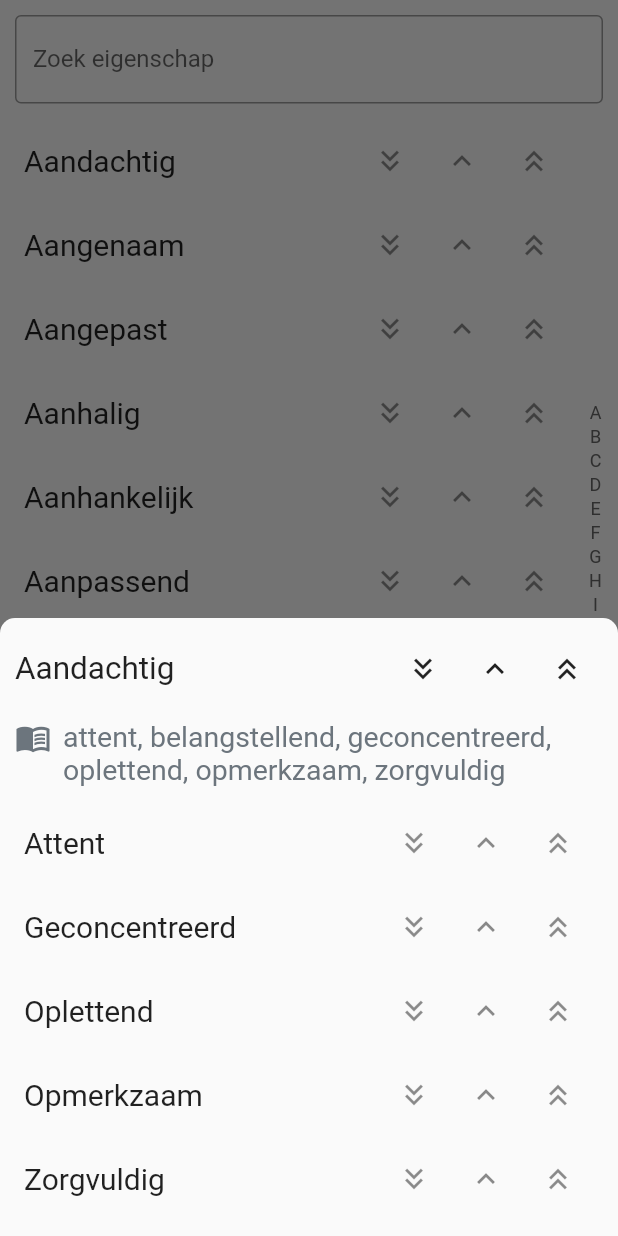
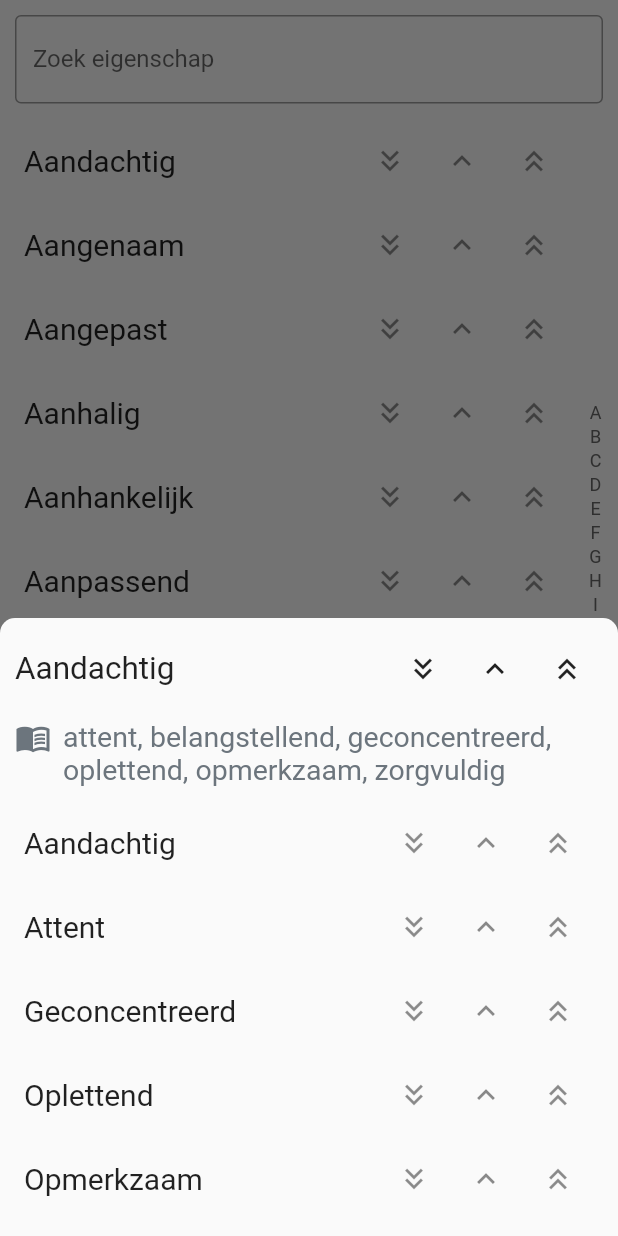
Before and after one commit to ScoutsGidsenVL/totem-app-2023, a Flutter app: the Eigenschappen screen opened directly, after a tap on "Aandachtig", on a phone screen of 412 x 824 dp. Run offline on Flutter 3.47's test engine with Material 2 defaults, Android fonts, the phone set to English and light mode, and no system bars; drawn by our look-alikes of azlistview; our stand-ins replace flutter_cache_manager, flutter_markdown, flutter_native_splash, shared_preferences; accounts and stored records are empty; network calls fail.

Commit message:
More tweaks to traits UX

```diff
--- a/lib/model/traits_filter.dart
+++ b/lib/model/traits_filter.dart
@@ -1,3 +1,4 @@
+import 'package:collection/collection.dart';
 import 'package:flutter/material.dart';
 import 'package:totemapp/model/profile_manager.dart';
 import 'package:totemapp/model/totem_data.dart';
@@ -76,7 +77,7 @@ class TraitsFilter extends ChangeNotifier {
               animal,
               traitsByState.entries
                   .map((e) => e.key.score * traits.intersection(e.value).length)
-                  .fold(0, (p, c) => p + c));
+                  .sum);
         })
         .where((e) => e.score > 0)
         .toList()
--- a/lib/widgets/animal_star_button.dart
+++ b/lib/widgets/animal_star_button.dart
@@ -1,6 +1,7 @@
 import 'package:flutter/material.dart';
 import 'package:provider/provider.dart';
 import 'package:totemapp/model/profile_manager.dart';
+import 'package:totemapp/model/traits_filter.dart';
 import 'package:totemapp/util.dart';
 import 'package:totemapp/widgets/profile_dialog.dart';
 
@@ -76,9 +77,13 @@ class AnimalStarButton extends StatelessWidget {
                               builder: (context) {
                                 return ProfileDialog(
                                     onSubmitted: (name, color) {
+                                  final profileTraits =
+                                      Map<String, TraitState>.from(
+                                          context.read<TraitsFilter>().traits);
                                   context.read<ProfileManager>().createProfile(
                                       name,
                                       animals: [animal],
+                                      traits: profileTraits,
                                       color: color);
                                   Navigator.pop(parentContext);
                                 });
--- a/lib/widgets/trait_card.dart
+++ b/lib/widgets/trait_card.dart
@@ -1,3 +1,4 @@
+import 'package:collection/collection.dart';
 import 'package:flutter/material.dart';
 import 'package:provider/provider.dart';
 import 'package:totemapp/model/dynamic_data.dart';
@@ -33,16 +34,21 @@ class TraitCard extends StatelessWidget {
                           Text(trait.name),
                           Expanded(child: Container()),
                           Row(mainAxisSize: MainAxisSize.min, children: [
-                            TraitStateButton(trait, TraitState.negative),
-                            TraitStateButton(trait, TraitState.related),
-                            TraitStateButton(trait, TraitState.positive),
+                            TraitStateButton(trait, TraitState.negative,
+                                cascade: true, force: true),
+                            TraitStateButton(trait, TraitState.related,
+                                cascade: true, force: true),
+                            TraitStateButton(trait, TraitState.positive,
+                                cascade: true, force: true),
                           ])
                         ],
                       )),
                   Padding(
                       padding: const EdgeInsets.all(10),
                       child: TraitsList(trait.synonyms, icon: Icons.menu_book)),
-                  ...trait.synonyms.expand((s) {
+                  ...[...trait.synonyms, trait.name]
+                      .sorted((a, b) => a.compareTo(b))
+                      .expand((s) {
                     final synonym = allTraits[s];
                     if (synonym == null) return [];
                     return [TraitEntry(trait: synonym, nested: true)];
--- a/lib/widgets/trait_entry.dart
+++ b/lib/widgets/trait_entry.dart
@@ -35,9 +35,9 @@ class TraitEntry extends StatelessWidget {
           nested ? null : const EdgeInsets.only(left: 16, right: 32),
       title: Text(trait.name, style: const TextStyle(fontSize: 20)),
       trailing: Row(mainAxisSize: MainAxisSize.min, children: [
-        TraitStateButton(trait, TraitState.negative),
-        TraitStateButton(trait, TraitState.related),
-        TraitStateButton(trait, TraitState.positive),
+        TraitStateButton(trait, TraitState.negative, cascade: !nested),
+        TraitStateButton(trait, TraitState.related, cascade: !nested),
+        TraitStateButton(trait, TraitState.positive, cascade: !nested),
       ]),
     );
   }
--- a/lib/widgets/trait_state_button.dart
+++ b/lib/widgets/trait_state_button.dart
@@ -1,31 +1,42 @@
 import 'package:flutter/material.dart';
 import 'package:provider/provider.dart';
+import 'package:totemapp/model/dynamic_data.dart';
 import 'package:totemapp/model/totem_data.dart';
 import 'package:totemapp/model/traits_filter.dart';
 
 class TraitStateButton extends StatelessWidget {
   final TraitData trait;
   final TraitState targetState;
+  final bool cascade;
+  final bool force;
 
-  const TraitStateButton(this.trait, this.targetState, {super.key});
+  const TraitStateButton(this.trait, this.targetState,
+      {super.key, this.cascade = false, this.force = false});
 
   @override
   Widget build(BuildContext context) {
+    final allTraits = context.watch<DynamicData>().traits ?? {};
     final filter = context.watch<TraitsFilter>();
     final currentState = filter.getState(trait.name);
-    final isSelected = targetState == currentState;
+    final active = targetState == currentState;
 
     return IconButton(
         onPressed: () {
           filter.updateTraits(Map.fromEntries([
-            MapEntry(trait.name, isSelected ? TraitState.neutral : targetState),
-            ...targetState == TraitState.positive
+            MapEntry(trait.name, active ? TraitState.neutral : targetState),
+            ...cascade && (targetState == TraitState.positive || force)
                 ? trait.synonyms.expand((s) {
                     final synonymState = filter.getState(s);
-                    if (isSelected && synonymState == TraitState.related) {
+                    if (!allTraits.containsKey(s)) return [];
+                    if (force) {
+                      return [
+                        MapEntry(s, active ? TraitState.neutral : targetState)
+                      ];
+                    }
+                    if (active && synonymState == TraitState.related) {
                       return [MapEntry(s, TraitState.neutral)];
                     }
-                    if (!isSelected && synonymState == TraitState.neutral) {
+                    if (!active && synonymState == TraitState.neutral) {
                       return [MapEntry(s, TraitState.related)];
                     }
                     return [];
@@ -34,12 +45,12 @@ class TraitStateButton extends StatelessWidget {
           ]));
         },
         icon: Container(
-          decoration: isSelected
+          decoration: active
               ? BoxDecoration(
                   shape: BoxShape.circle, color: targetState.color.shade200)
               : null,
           child: Icon(targetState.icon,
-              color: isSelected ? targetState.color.shade600 : null),
+              color: active ? targetState.color.shade600 : null),
         ));
   }
 }
```
